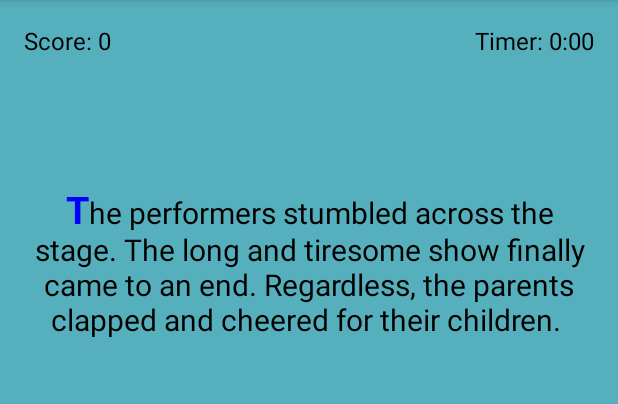
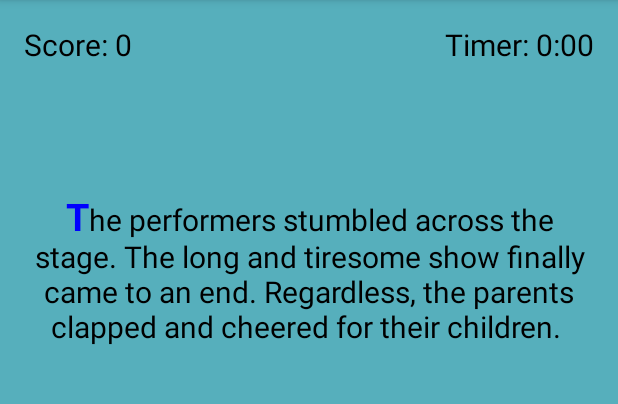
Before and after one commit to jeremy-wenzel/Tap-Tap-Tap, an Android app: the screen it shows after launch (TapActivity), after a tap on "PARAGRAPH", on a phone screen of 412 x 824 dp, the part 84-488 px from its top. Run offline under Robolectric (Android 15) with nearby library versions, the phone set to English and light mode, and no system bars.

Commit message:
Added text size preferences to all edit texts in TapActivity.

```diff
--- a/TapTapTap/app/src/main/java/cs371m/taptaptap/TapActivity.java
+++ b/TapTapTap/app/src/main/java/cs371m/taptaptap/TapActivity.java
@@ -32,6 +32,10 @@ public class TapActivity extends AppCompatActivity {
     private final String GAME_TYPE_EXTRA = "GameType";
     private final String NEW_GAME_EXTRA = "NewGame";
     private final String PHRASE_EXTRA = "Phrase";
+
+    private final float textSizeSmall = 14.0f;
+    private final float textSizeMedium = 20.0f;
+    private final float textSizeLarge = 26.0f;
 
     protected static int numWordsTotal;
     protected static int numWordsTyped;
@@ -286,13 +290,19 @@ public class TapActivity extends AppCompatActivity {
             throw new IllegalArgumentException("textSize is null");
 
         if (textSize.equals("Small")) {
-            paragraphView.setTextSize(12.0f);
+            scoreView.setTextSize(textSizeSmall);
+            timerView.setTextSize(textSizeSmall);
+            paragraphView.setTextSize(textSizeSmall);
         }
         else if (textSize.equals("Medium")) {
-            paragraphView.setTextSize(20.0f);
+            scoreView.setTextSize(textSizeMedium);
+            timerView.setTextSize(textSizeMedium);
+            paragraphView.setTextSize(textSizeMedium);
         }
         else if (textSize.equals("Large")) {
-            paragraphView.setTextSize(26.0f);
+            scoreView.setTextSize(textSizeLarge);
+            timerView.setTextSize(textSizeLarge);
+            paragraphView.setTextSize(textSizeLarge);
         }
         else {
             throw new IllegalArgumentException("Bad text size " + textSize);
```
